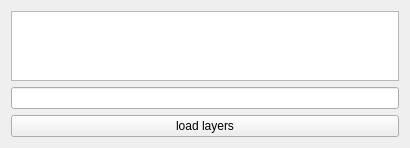
Before: the Qt Designer form processing/gui/custom_widgets/factor_table/WgtCombineSelector.ui in hboussard/chloe5_qgis, drawn with Qt 5.
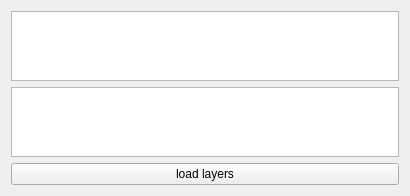
After: the same form once the commit is applied.

Commit message:
Factor table panel widget update
Replaced the formula QLineEdit by a QPlainTextEdit to allow multi line inputs

```diff
--- a/processing/gui/custom_widgets/factor_table/WgtCombineSelector.ui
+++ b/processing/gui/custom_widgets/factor_table/WgtCombineSelector.ui
@@ -7,7 +7,7 @@
     <x>0</x>
     <y>0</y>
     <width>410</width>
-    <height>148</height>
+    <height>195</height>
    </rect>
   </property>
   <property name="windowTitle">
@@ -18,18 +18,14 @@
     <widget class="QTableView" name="tableView"/>
    </item>
    <item>
-    <layout class="QHBoxLayout" name="horizontalLayout">
-     <item>
-      <widget class="QLineEdit" name="LineEdit_formula">
-       <property name="sizePolicy">
-        <sizepolicy hsizetype="Expanding" vsizetype="Preferred">
-         <horstretch>0</horstretch>
-         <verstretch>0</verstretch>
-        </sizepolicy>
-       </property>
-      </widget>
-     </item>
-    </layout>
+    <widget class="QPlainTextEdit" name="plainTextEdit_formula">
+     <property name="maximumSize">
+      <size>
+       <width>16777215</width>
+       <height>100</height>
+      </size>
+     </property>
+    </widget>
    </item>
    <item>
     <widget class="QPushButton" name="button_load_layers">
```
The commit also changes 1 other file.
